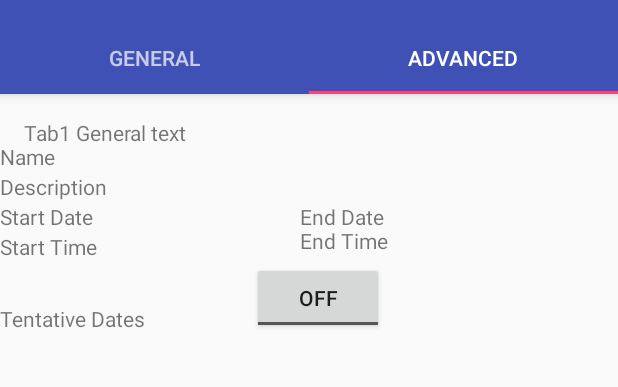
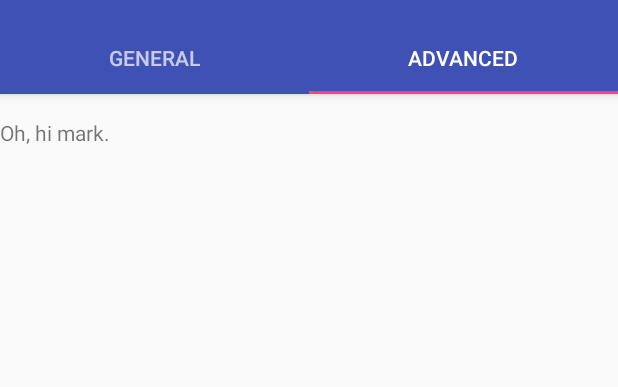
Before and after one commit to ilyayudkovich/InterestUp, an Android app: the CreateEventPage screen opened directly, with no data from a screen before it, tab 2 chosen, on a phone screen of 412 x 824 dp, the part 74-461 px from its top. Run offline under Robolectric (Android 15) with nearby library versions, the phone set to English and light mode, and no system bars.

Commit message:
Fixed issue with advanced tab.

```diff
--- a/app/src/main/java/com/example/mdenker/interestup/CreateEventPage.java
+++ b/app/src/main/java/com/example/mdenker/interestup/CreateEventPage.java
@@ -100,9 +100,11 @@ public class CreateEventPage extends AppCompatActivity {
                     CreateEventPage_GeneralTab GeneralTab = new CreateEventPage_GeneralTab();
                     return GeneralTab;
                 case 1:
+                    System.out.println("hi there");
                     CreateEventPage_AdvancedTab AdvancedTab = new CreateEventPage_AdvancedTab();
                     return AdvancedTab;
                 default:
+                    System.out.println("null returned.");
                     return null;
             }
         }
@@ -110,7 +112,7 @@ public class CreateEventPage extends AppCompatActivity {
         @Override
         public int getCount() {
             // Show 3 total pages.
-            return 3;
+            return 2;
         }
 
         @Override
--- a/app/src/main/res/layout/create_event_advanced_tab.xml
+++ b/app/src/main/res/layout/create_event_advanced_tab.xml
@@ -10,11 +10,8 @@
         android:id="@+id/section_label"
         android:layout_width="wrap_content"
         android:layout_height="wrap_content"
-        android:text="Tab2 Advanced text"
-        android:layout_marginBottom="@dimen/activity_vertical_margin"
-        android:layout_marginEnd="@dimen/activity_horizontal_margin"
-        android:layout_marginStart="@dimen/activity_horizontal_margin"
         android:layout_marginTop="@dimen/activity_vertical_margin"
+        android:text="Oh, hi mark."
         app:layout_constraintLeft_toLeftOf="parent"
         app:layout_constraintTop_toTopOf="@+id/constraintLayout"
         tools:layout_constraintLeft_creator="1"
--- a/app/src/main/res/layout/create_event_general_tab.xml
+++ b/app/src/main/res/layout/create_event_general_tab.xml
@@ -5,20 +5,6 @@
     android:layout_width="match_parent"
     android:layout_height="match_parent"
     tools:context="com.example.mdenker.interestup.CreateEventPage$PlaceholderFragment">
-
-    <TextView
-        android:id="@+id/section_label"
-        android:layout_width="wrap_content"
-        android:layout_height="wrap_content"
-        android:text="Tab1 General text"
-        android:layout_marginBottom="@dimen/activity_vertical_margin"
-        android:layout_marginEnd="@dimen/activity_horizontal_margin"
-        android:layout_marginStart="@dimen/activity_horizontal_margin"
-        android:layout_marginTop="@dimen/activity_vertical_margin"
-        app:layout_constraintLeft_toLeftOf="parent"
-        app:layout_constraintTop_toTopOf="@+id/constraintLayout"
-        tools:layout_constraintLeft_creator="1"
-        tools:layout_constraintTop_creator="1" />
 
     <TextView
         android:id="@+id/textView"
```
